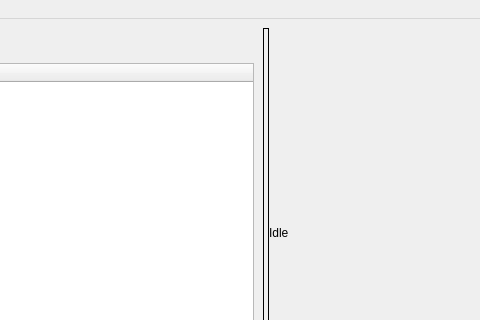
Qt form code/Qt_VHDL_SVG_proj/forms/mainwindow.ui (LirokWid/QT_VHDL_simulator) before a commit; both pictures show x 300 to 780 and y 0 to 320 of the 1222 by 815 pixel window.
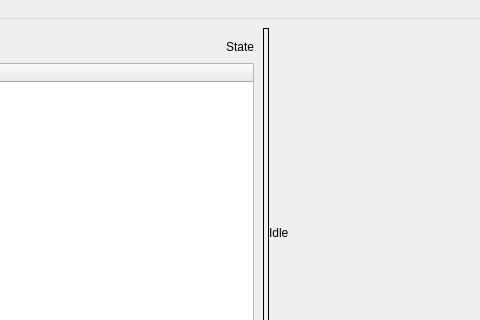
The same form after that commit.

Commit message: feat: added a label to see global parse error

What changed in the file:
```diff
--- a/code/Qt_VHDL_SVG_proj/forms/mainwindow.ui
+++ b/code/Qt_VHDL_SVG_proj/forms/mainwindow.ui
@@ -112,6 +112,13 @@
                </property>
               </spacer>
              </item>
+             <item>
+              <widget class="QLabel" name="componentsInfoState">
+               <property name="text">
+                <string>State</string>
+               </property>
+              </widget>
+             </item>
             </layout>
            </item>
            <item>
```
The commit also changes 3 other files.
